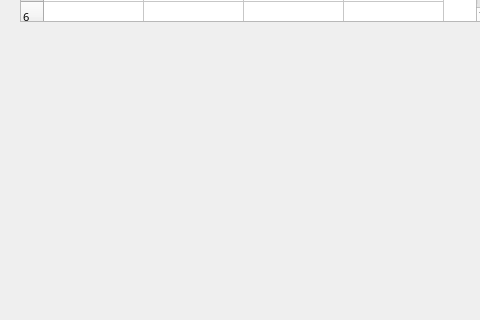
This is Resources/mainWindow.ui in donghuna/Bitcoin as Qt 5 draws it before an edit; both pictures show x 0 to 480 and y 190 to 510 of the 800 by 600 pixel window. The edited form follows.
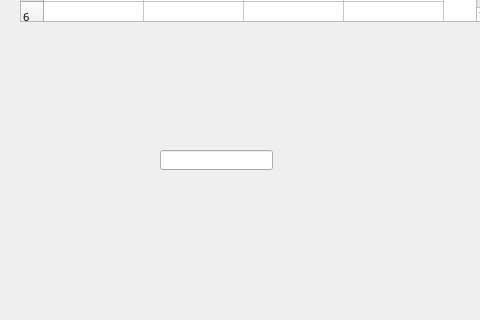
This is the edited form.

```diff
--- a/Resources/mainWindow.ui
+++ b/Resources/mainWindow.ui
@@ -157,6 +157,16 @@
      </property>
     </column>
    </widget>
+   <widget class="QLineEdit" name="lineEdit">
+    <property name="geometry">
+     <rect>
+      <x>160</x>
+      <y>340</y>
+      <width>113</width>
+      <height>20</height>
+     </rect>
+    </property>
+   </widget>
   </widget>
   <widget class="QMenuBar" name="menubar">
    <property name="geometry">
```
